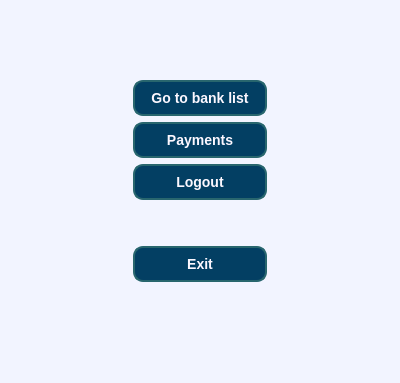
The window that course_work/source/menu/mainwindow.ui (R-Kiselev/Lab1) describes before a commit, drawn with Qt 5.
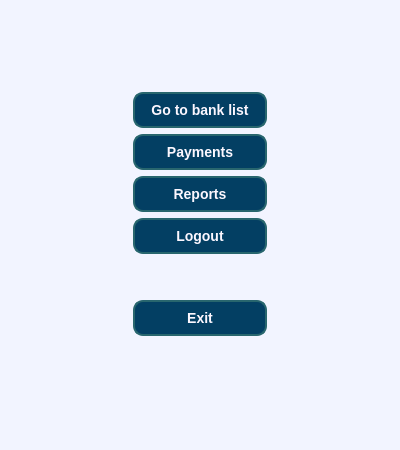
The same window after the commit.

Diff of the .ui file:
```diff
--- a/course_work/source/menu/mainwindow.ui
+++ b/course_work/source/menu/mainwindow.ui
@@ -7,7 +7,7 @@
     <x>0</x>
     <y>0</y>
     <width>400</width>
-    <height>383</height>
+    <height>450</height>
    </rect>
   </property>
   <property name="windowTitle">
@@ -156,6 +156,13 @@
         </property>
        </widget>
       </item>
+      <item>
+       <widget class="QPushButton" name="pushButton_reports">
+        <property name="text">
+         <string>Reports</string>
+        </property>
+       </widget>
+      </item>
       <item>
        <widget class="QPushButton" name="logout_button">
         <property name="text">
```
